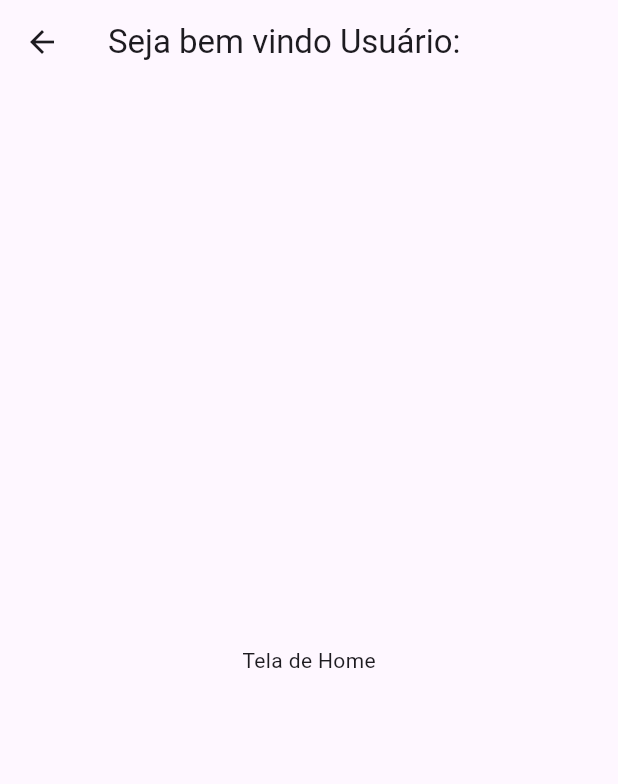
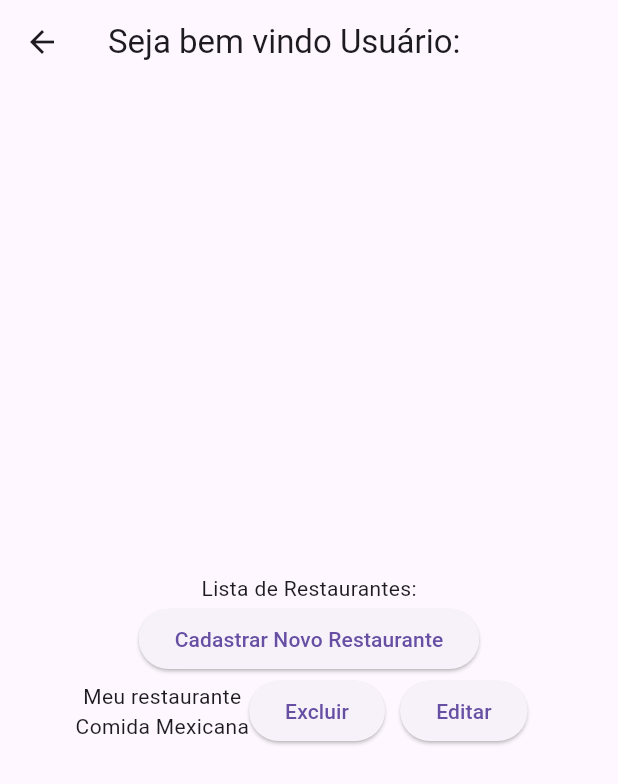
Before and after one commit to ilsonluquetta/MimPedir, a Flutter app: the telahome screen opened directly, on a phone screen of 412 x 824 dp. Shown: the top 784 px of the screen. Run offline on Flutter 3.47's test engine with Material 3 defaults, Android fonts, the phone set to English and light mode, and no system bars; our stand-ins replace sqflite; accounts and stored records are empty.

Commit message:
Adicionado cadastro de restaurante e feito algumas modificações no tela home.

```diff
--- a/lib/tela_home.dart
+++ b/lib/tela_home.dart
@@ -1,4 +1,5 @@
 import 'package:flutter/material.dart';
+import 'package:mimpedir/cad.restaurante.dart';
     class telahome extends StatelessWidget {
       telahome({super.key});
 
@@ -6,8 +7,32 @@ import 'package:flutter/material.dart';
       Widget build(BuildContext context) {
         return Scaffold(
             appBar: AppBar(title: const Text("Seja bem vindo Usuário: ")),
-            body: const Center(
-        child: Text("Tela de Home")
+            body: Padding(padding: const EdgeInsets.all(30),
+              child: Column(
+                mainAxisAlignment: MainAxisAlignment.center,
+                children: [
+                  Text("Lista de Restaurantes:"),
+                  ElevatedButton(onPressed: (){
+                    Navigator.push(context,
+                    MaterialPageRoute(builder: (context) => TelaCadRest()));
+                  }, child: Text("Cadastrar Novo Restaurante")),
+                  Row(
+                    mainAxisAlignment: MainAxisAlignment.center,
+                    children: [
+                      Column(
+                        children: [
+                          Text("Meu restaurante"),
+                          Text("Comida Mexicana")
+                        ],
+                      ),
+                      ElevatedButton(onPressed: (){}, child: Text("Excluir")),
+                      SizedBox(width: 10),
+                      ElevatedButton(onPressed: (){}, child: Text("Editar")),
+                      SizedBox(width: 10),
+                    ],
+                  ),
+                ],
+              ),
         ),
         );
       }
--- a/lib/tela_login.dart
+++ b/lib/tela_login.dart
@@ -20,6 +20,7 @@ class telalogin extends StatelessWidget{
           children: [
             TextField(
               decoration: const InputDecoration(labelText: 'Usuário'),
+              controller: usuarioController,
             ),
             const SizedBox(height: 20),
             TextField(
```
Also changed, not shown: lib/cad.restaurante.dart (added, +55 -0 lines).
